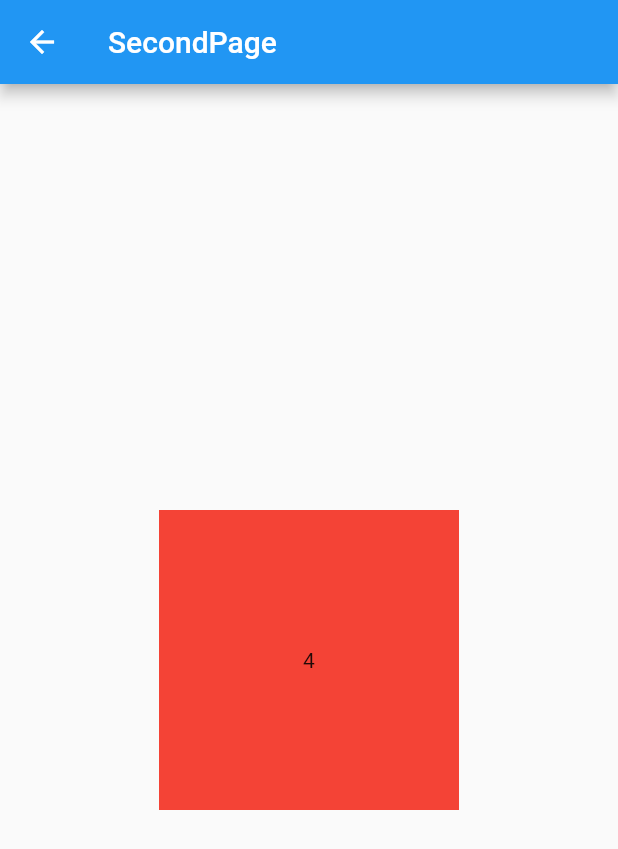
After one commit to AlexFeng007/FlutterDemo, a Flutter app: the ProviderPage screen opened by its route, after a tap on "下一页", on a phone screen of 412 x 824 dp. The commit adds this screen. Shown: the top 849 px of the screen. Run offline on Flutter 3.47's test engine with Material 2 defaults, Android fonts, the phone set to English and light mode, and no system bars.

Commit message:
学会了Provider

```diff
--- /dev/null
+++ b/lib/Counter.dart
@@ -0,0 +1,15 @@
+import 'package:flutter/material.dart';
+import 'package:provider/provider.dart';
+
+class Counter with ChangeNotifier {
+  int _count;
+
+  Counter(this._count);
+
+  void add() {
+    _count++;
+    notifyListeners();
+  }
+
+  get count => _count;
+}
--- /dev/null
+++ b/lib/ProviderPage.dart
@@ -0,0 +1,58 @@
+import 'package:flutter/material.dart';
+import 'package:provider/provider.dart';
+import 'package:alexflutter/Counter.dart';
+
+class ProviderPage extends StatefulWidget {
+  _ProviderPageState createState() => _ProviderPageState();
+}
+
+class _ProviderPageState extends State<ProviderPage> {
+  @override
+  Widget build(BuildContext context) {
+    Counter mycounter = Provider.of<Counter>(context);
+
+    return Scaffold(
+      appBar: AppBar(
+        title: Text("ProviderTesing"),
+        //backgroundColor: Colors.black,
+        actions: <Widget>[
+          FlatButton(
+              child: Text('下一页'),
+              onPressed: () =>
+                  Navigator.push(context, MaterialPageRoute(builder: (context) {
+                    return SecondPage();
+                  })))
+        ],
+      ),
+      body: Center(
+        child: Text("${mycounter.count}"),
+      ),
+      floatingActionButton: FloatingActionButton(
+        onPressed: () {
+          mycounter.add();
+        },
+        child: Icon(Icons.add),
+      ),
+    );
+  }
+}
+
+class SecondPage extends StatelessWidget {
+  @override
+  Widget build(BuildContext context) {
+    return Scaffold(
+      appBar: AppBar(
+        title: Text("SecondPage"),
+      ),
+      body: Center(
+        child: Container(
+          alignment: Alignment.center,
+          child: Text("${Provider.of<Counter>(context).count}"),
+          height: 200,
+          width: 200,
+          color: Colors.red,
+        ),
+      ),
+    );
+  }
+}
--- a/pubspec.yaml
+++ b/pubspec.yaml
@@ -26,6 +26,10 @@ dependencies:
 
   cupertino_icons: ^0.1.0
   english_words: ^3.1.0
+
+  # 状态管理
+  provider: ^4.3.1
+  event_bus: ^1.1.1
 
 dev_dependencies:
   flutter_test:
```
Also changed, not shown: lib/PageViewPage.dart (added, +117 -0 lines), lib/main.dart (+28 -2 lines), pubspec.lock.
